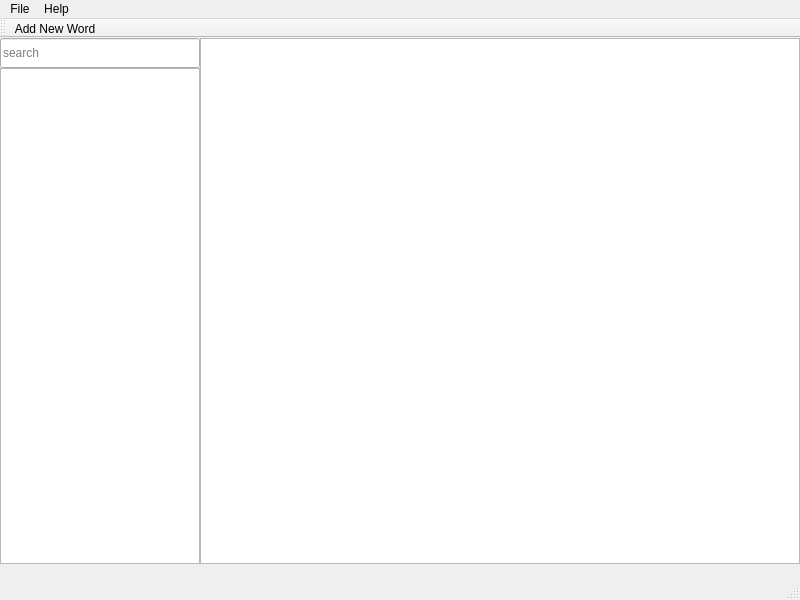
Before: the Qt Designer form ui/main.ui in danielafriyie/gransoft_dictionary, drawn with Qt 5.
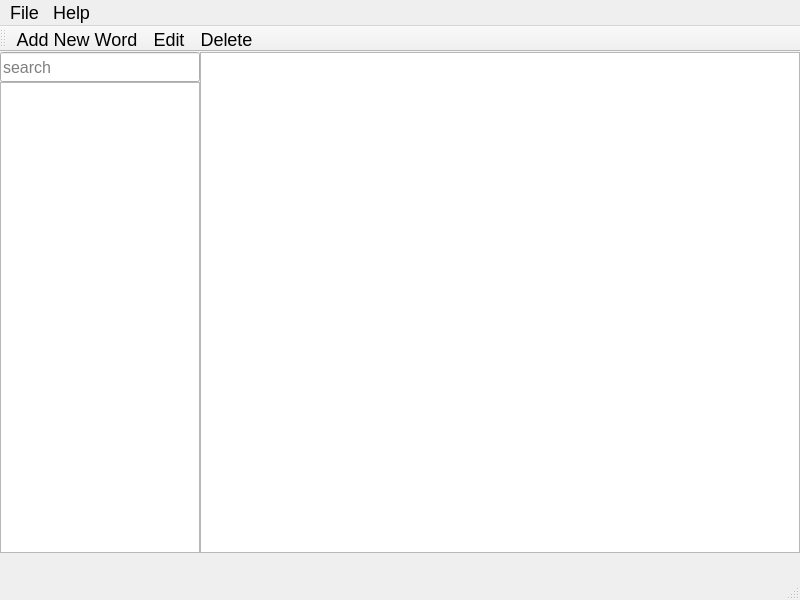
After: the same form once the commit is applied. Icons and pictures are not drawn.

Commit message: added edit and delete feature and made some minor adjustments

```diff
--- a/ui/main.ui
+++ b/ui/main.ui
@@ -22,7 +22,9 @@
   </property>
   <property name="styleSheet">
    <string notr="true">margin: 0;
-padding: 0;</string>
+padding: 0;
+font-family: &quot;Times New Roman&quot;, Times, serif;
+font-size: 18px;</string>
   </property>
   <widget class="QWidget" name="centralwidget">
    <property name="styleSheet">
@@ -88,7 +90,8 @@
           </size>
          </property>
          <property name="styleSheet">
-          <string notr="true"/>
+          <string notr="true">font-family: &quot;Times New Roman&quot;, Times, serif;
+font-size: 16px;</string>
          </property>
          <property name="placeholderText">
           <string>search</string>
@@ -103,6 +106,10 @@
            <height>16777215</height>
           </size>
          </property>
+         <property name="styleSheet">
+          <string notr="true">font-family: &quot;Times New Roman&quot;, Times, serif;
+font-size: 16px;</string>
+         </property>
         </widget>
        </item>
       </layout>
@@ -142,7 +149,8 @@
        <item row="0" column="0">
         <widget class="QListWidget" name="definition_listview">
          <property name="styleSheet">
-          <string notr="true"/>
+          <string notr="true">font-family: &quot;Times New Roman&quot;, Times, serif;
+font-size: 16px;</string>
          </property>
         </widget>
        </item>
@@ -164,7 +172,7 @@
      <x>0</x>
      <y>0</y>
      <width>800</width>
-     <height>22</height>
+     <height>26</height>
     </rect>
    </property>
    <widget class="QMenu" name="menuFile">
@@ -195,6 +203,8 @@
     <bool>false</bool>
    </attribute>
    <addaction name="add_new_action"/>
+   <addaction name="actionEdit"/>
+   <addaction name="actionDelete"/>
   </widget>
   <action name="add_new_action">
    <property name="icon">
@@ -224,6 +234,24 @@
     <string>License</string>
    </property>
   </action>
+  <action name="actionEdit">
+   <property name="icon">
+    <iconset resource="image_icons.qrc">
+     <normaloff>:/icons/images/edit.png</normaloff>:/icons/images/edit.png</iconset>
+   </property>
+   <property name="text">
+    <string>Edit</string>
+   </property>
+  </action>
+  <action name="actionDelete">
+   <property name="icon">
+    <iconset resource="image_icons.qrc">
+     <normaloff>:/icons/images/delete.png</normaloff>:/icons/images/delete.png</iconset>
+   </property>
+   <property name="text">
+    <string>Delete</string>
+   </property>
+  </action>
  </widget>
  <resources>
   <include location="../../../../../../../../home/daniel/Documents/Qt_Resources/image_icons.qrc"/>
```
Left out of the diff: 14 changed lines with no effect on the pictures. The commit also changes 17 other files.
